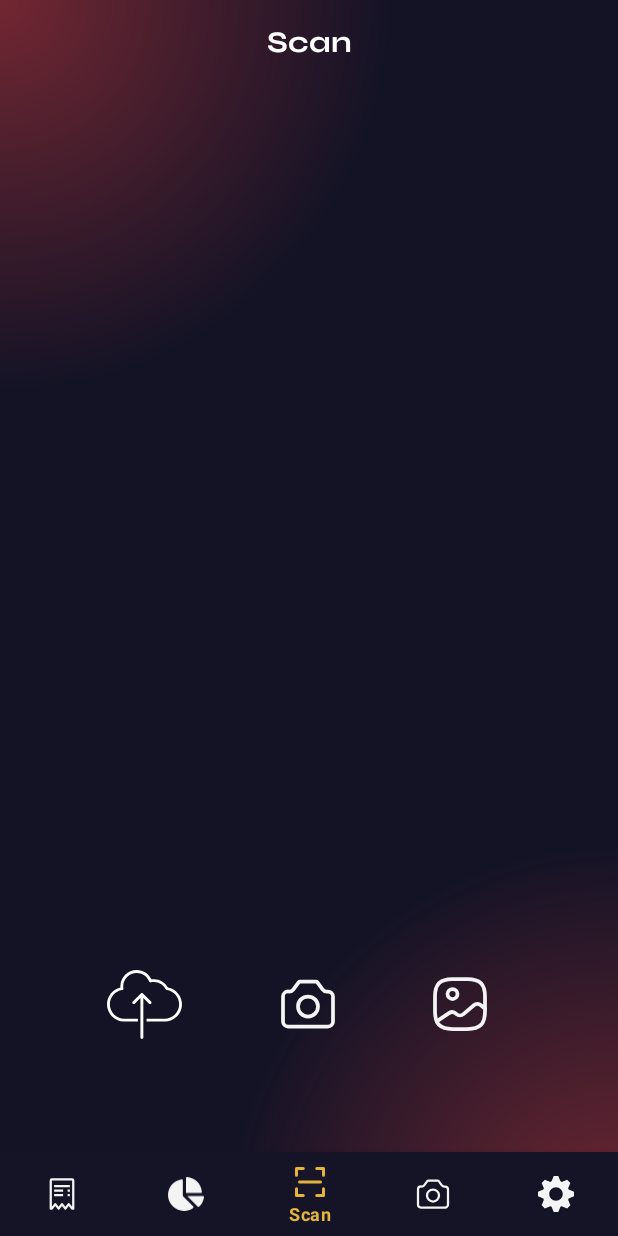
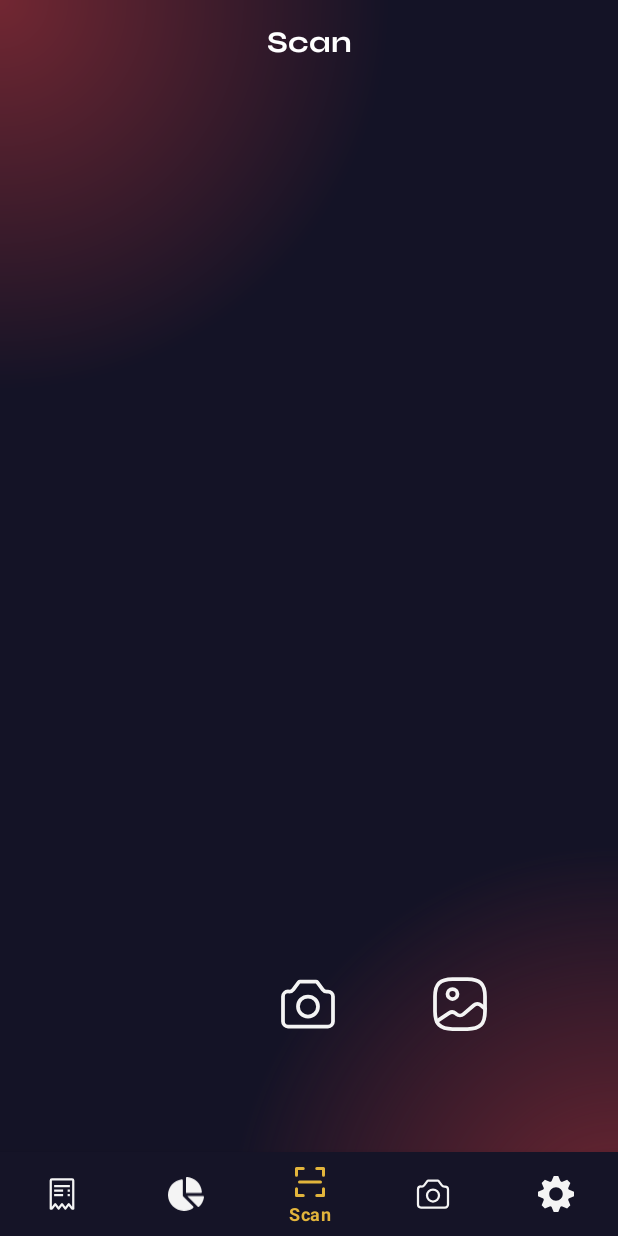
Before and after one commit to IceTeaXXD/Bondoman-Wallet-App, an Android app: the ScanFragment screen opened through its navigation route, on a phone screen of 412 x 824 dp. Run offline under Robolectric (Android 15) with nearby library versions, the phone set to English and light mode, and no system bars; our stand-ins replace data binding, navigation-ui; pictures from the network do not load; 2 statements that could not run were skipped.

Commit message:
fix(scan): hide upload button before image capture

```diff
--- a/app/src/main/java/com/example/bondoman/ui/scan/ScanFragment.kt
+++ b/app/src/main/java/com/example/bondoman/ui/scan/ScanFragment.kt
@@ -101,12 +101,14 @@ class ScanFragment : Fragment() {
             try {
                 val imageBitmap = data?.extras?.get("data") as Bitmap
                 binding.imageCapture.setImageBitmap(imageBitmap)
+                binding.uploadButton.visibility = View.VISIBLE
             } catch (e: Exception) {
                 Log.d("ScanFragment", "Error taking picture")
             }
         } else if (requestCode == IMAGE_REQUEST_CODE && resultCode == -1) {
             try {
                 binding.imageCapture.setImageURI(data?.data)
+                binding.uploadButton.visibility = View.VISIBLE
             } catch (e: Exception) {
                 Log.d("ScanFragment", "Error selecting image")
             }
--- a/app/src/main/res/layout/fragment_scan.xml
+++ b/app/src/main/res/layout/fragment_scan.xml
@@ -53,6 +53,7 @@
             android:layout_width="64dp"
             android:layout_height="64dp"
             android:backgroundTint="#00000000"
+            android:visibility="gone"
             app:layout_constraintBottom_toBottomOf="parent"
             app:layout_constraintEnd_toStartOf="@+id/camera_button"
             app:layout_constraintHorizontal_bias="0.587"
```
